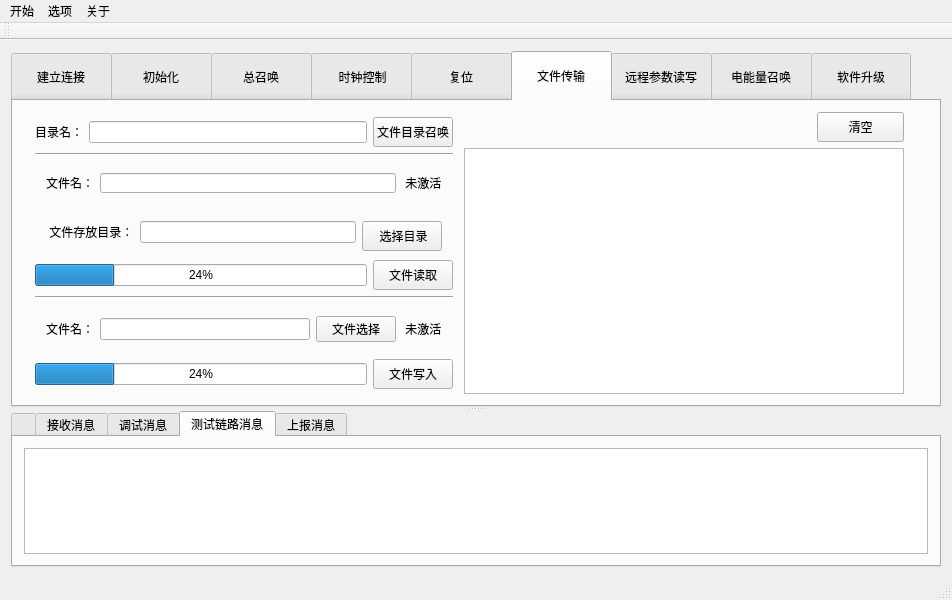
Qt form V3/104APP/mainwindow.ui (jsx-web/app) before a commit.
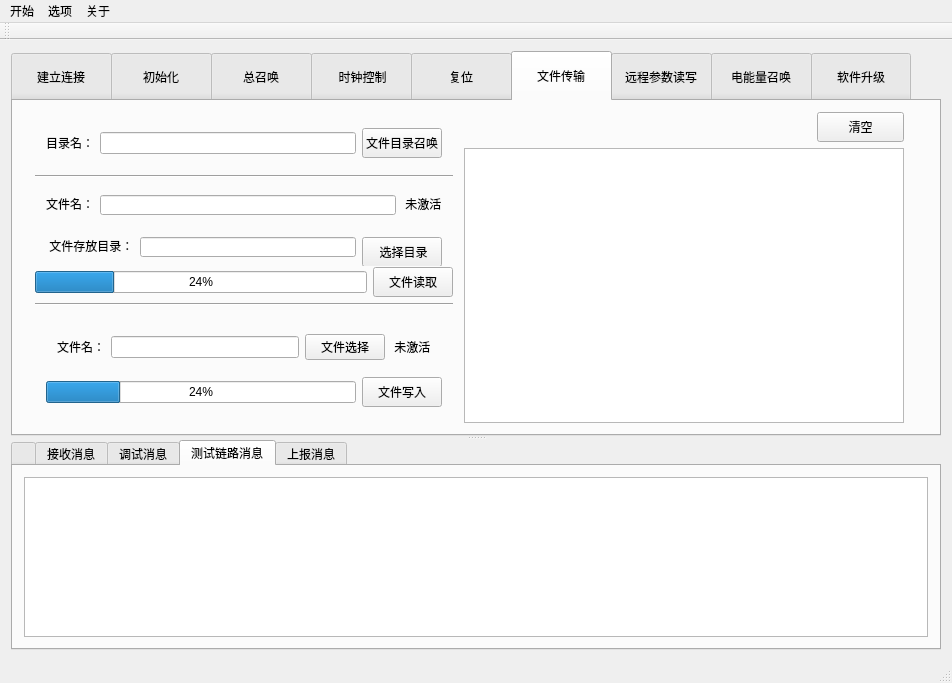
The same form after that commit. The open tabs and pages were chosen to show the change. Icons and pictures are not drawn.

What changed in the file:
```diff
--- a/V3/104APP/mainwindow.ui
+++ b/V3/104APP/mainwindow.ui
@@ -7,7 +7,7 @@
     <x>0</x>
     <y>0</y>
     <width>952</width>
-    <height>600</height>
+    <height>683</height>
    </rect>
   </property>
   <property name="minimumSize">
@@ -614,6 +614,7 @@
                 <number>5</number>
                </property>
                <item>
+                <widget class="QWidget" name="dirCallwidget" native="true">
                 <layout class="QHBoxLayout" name="horizontalLayout_6">
                  <item>
                   <widget class="QLabel" name="label_3">
@@ -646,6 +647,7 @@
                   </widget>
                  </item>
                 </layout>
+                </widget>
                </item>
                <item>
                 <widget class="Line" name="line">
@@ -655,7 +657,29 @@
                 </widget>
                </item>
                <item>
+                <widget class="QWidget" name="readfliewidget" native="true">
+                 <property name="maximumSize">
+                  <size>
+                   <width>16777215</width>
+                   <height>140</height>
+                  </size>
+                 </property>
                 <layout class="QVBoxLayout" name="verticalLayout">
+                  <property name="spacing">
+                   <number>3</number>
+                  </property>
+                  <property name="leftMargin">
+                   <number>0</number>
+                  </property>
+                  <property name="topMargin">
+                   <number>0</number>
+                  </property>
+                  <property name="rightMargin">
+                   <number>0</number>
+                  </property>
+                  <property name="bottomMargin">
+                   <number>0</number>
+                  </property>
                  <item>
                   <widget class="QWidget" name="widget_11" native="true">
                    <property name="minimumSize">
@@ -768,6 +792,7 @@
                   </layout>
                  </item>
                 </layout>
+                </widget>
                </item>
                <item>
                 <widget class="Line" name="line_2">
@@ -777,6 +802,7 @@
                 </widget>
                </item>
                <item>
+                <widget class="QWidget" name="wirtefilewidget" native="true">
                 <layout class="QVBoxLayout" name="verticalLayout_7">
                  <item>
                   <widget class="QWidget" name="widget_13" native="true">
@@ -846,6 +872,20 @@
                   </layout>
                  </item>
                 </layout>
+                </widget>
+               </item>
+               <item>
+                <spacer name="verticalSpacer">
+                 <property name="orientation">
+                  <enum>Qt::Vertical</enum>
+                 </property>
+                 <property name="sizeHint" stdset="0">
+                  <size>
+                   <width>20</width>
+                   <height>40</height>
+                  </size>
+                 </property>
+                </spacer>
                </item>
               </layout>
              </widget>
```
Left out of the diff: 14 changed lines with no effect on the pictures. Lines whose indentation alone changed are shown as unchanged.
